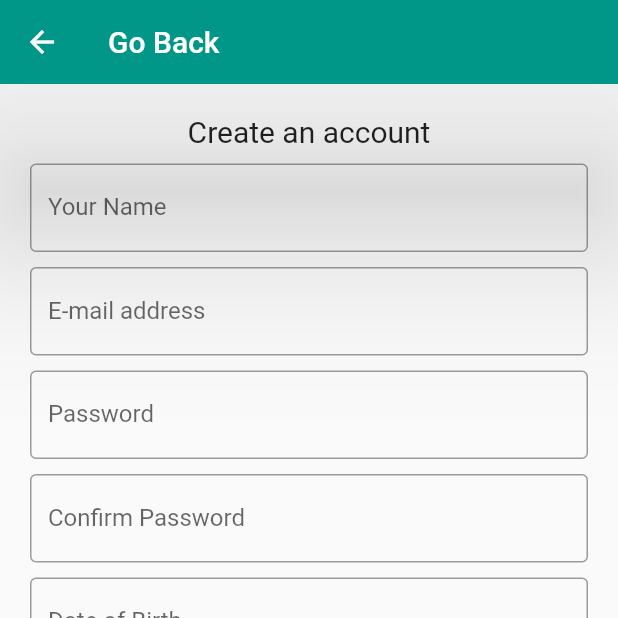
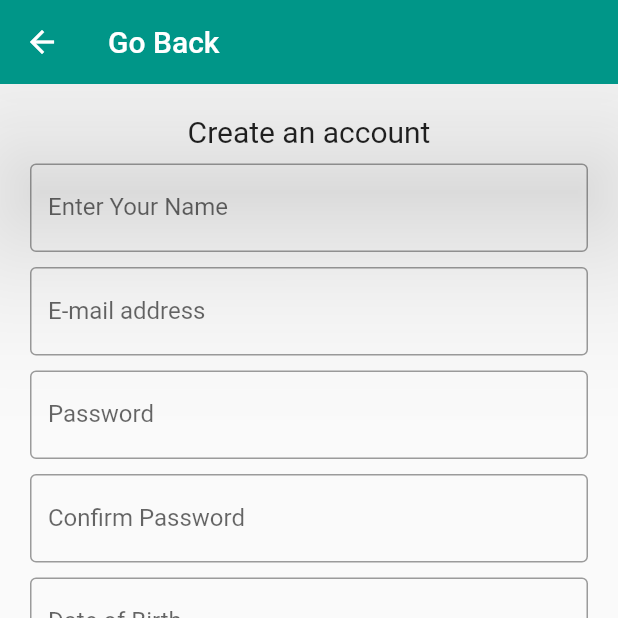
Before and after one commit to MoatazMaher1998/Skin-Cancer-Detection-Mobile-App, a Flutter app: the SignUp screen opened directly, on a phone screen of 412 x 824 dp, the top half of it. Run offline on Flutter 3.47's test engine with Material 2 defaults, Android fonts, the phone set to English and light mode, and no system bars; drawn by our look-alikes of custom_radio_grouped_button; our stand-ins replace firebase_auth, firebase_core, flutter_spinkit, google_sign_in, image_picker, modal_progress_hud; accounts and stored records are empty.

Commit message:
Refactor SignUp

```diff
--- /dev/null
+++ b/lib/constants.dart
@@ -0,0 +1,5 @@
+import 'package:flutter/material.dart';
+const KTextFormField = InputDecoration(
+  border: OutlineInputBorder(),
+  labelText: 'Update the label Text with CopyWith',
+);
--- a/lib/signUp.dart
+++ b/lib/signUp.dart
@@ -5,6 +5,7 @@ import 'package:custom_radio_grouped_button/custom_radio_grouped_button.dart';
 import 'package:firebase_auth/firebase_auth.dart';
 import 'package:modal_progress_hud/modal_progress_hud.dart';
 import 'dashboard.dart';
+import 'constants.dart';
 
 //TODO 1 Selected Gender is equal to null even after selecting it ...
 //TODO 2 Save the rest of data from the form after saving the User...
@@ -64,10 +65,7 @@ class SignupState extends State<SignUp> {
                           return 'Please enter your name';
                         }
                       },
-                      decoration: InputDecoration(
-                        border: OutlineInputBorder(),
-                        labelText: 'Your Name',
-                      ),
+                      decoration: KTextFormField.copyWith(labelText: "Enter Your Name"),
                     ),
                   ),
                   Container(
@@ -83,10 +81,7 @@ class SignupState extends State<SignUp> {
                           return 'Please enter a valid e-mail address';
                         }
                       },
-                      decoration: InputDecoration(
-                        border: OutlineInputBorder(),
-                        labelText: 'E-mail address',
-                      ),
+                      decoration: KTextFormField.copyWith(labelText: 'E-mail address'),
                     ),
                   ),
                   Container(
@@ -99,10 +94,7 @@ class SignupState extends State<SignUp> {
                           return 'Please enter a password';
                         }
                       },
-                      decoration: InputDecoration(
-                        border: OutlineInputBorder(),
-                        labelText: 'Password',
-                      ),
+                      decoration: KTextFormField.copyWith(labelText: 'Password'),
                     ),
                   ),
                   Container(
@@ -117,10 +109,7 @@ class SignupState extends State<SignUp> {
                         if (value != passwordController.text)
                           return 'Passwords do not match';
                       },
-                      decoration: InputDecoration(
-                        border: OutlineInputBorder(),
-                        labelText: 'Confirm Password',
-                      ),
+                      decoration: KTextFormField.copyWith(labelText: 'Confirm Password'),
                     ),
                   ),
                   Container(
@@ -137,10 +126,7 @@ class SignupState extends State<SignUp> {
                           return 'Please enter your date of birth';
                         }
                       },
-                      decoration: InputDecoration(
-                        border: OutlineInputBorder(),
-                        labelText: 'Date of Birth',
-                      ),
+                      decoration: KTextFormField.copyWith(labelText: 'Date of Birth'),
                     ),
                   ),
                   Container(
```
